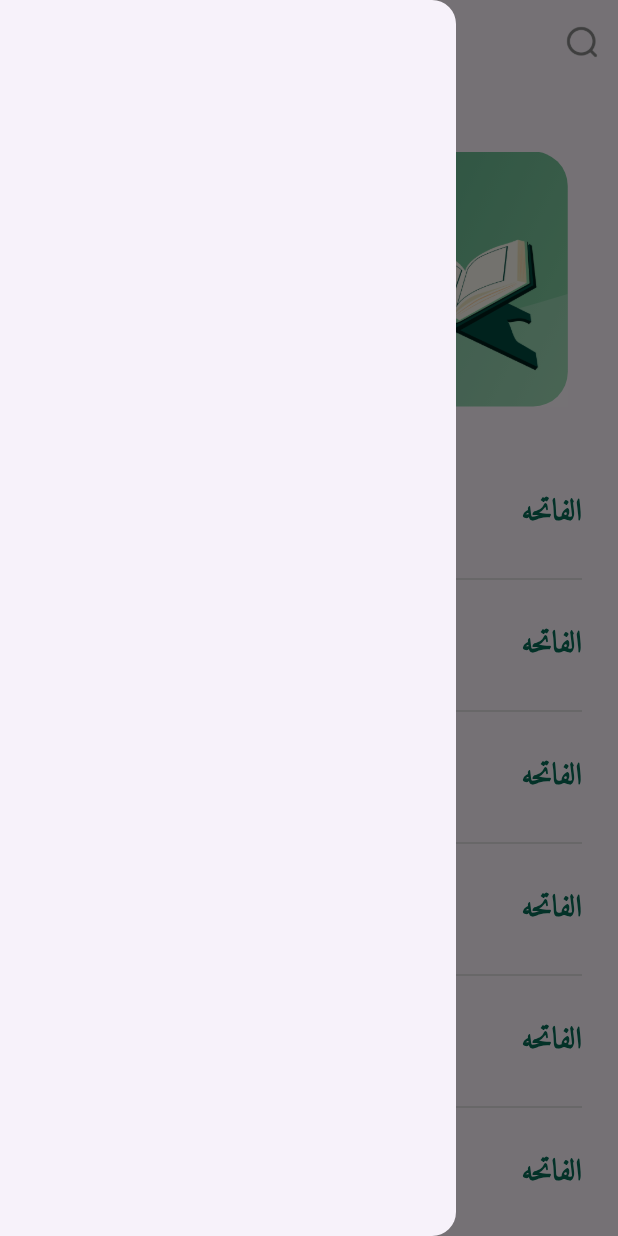
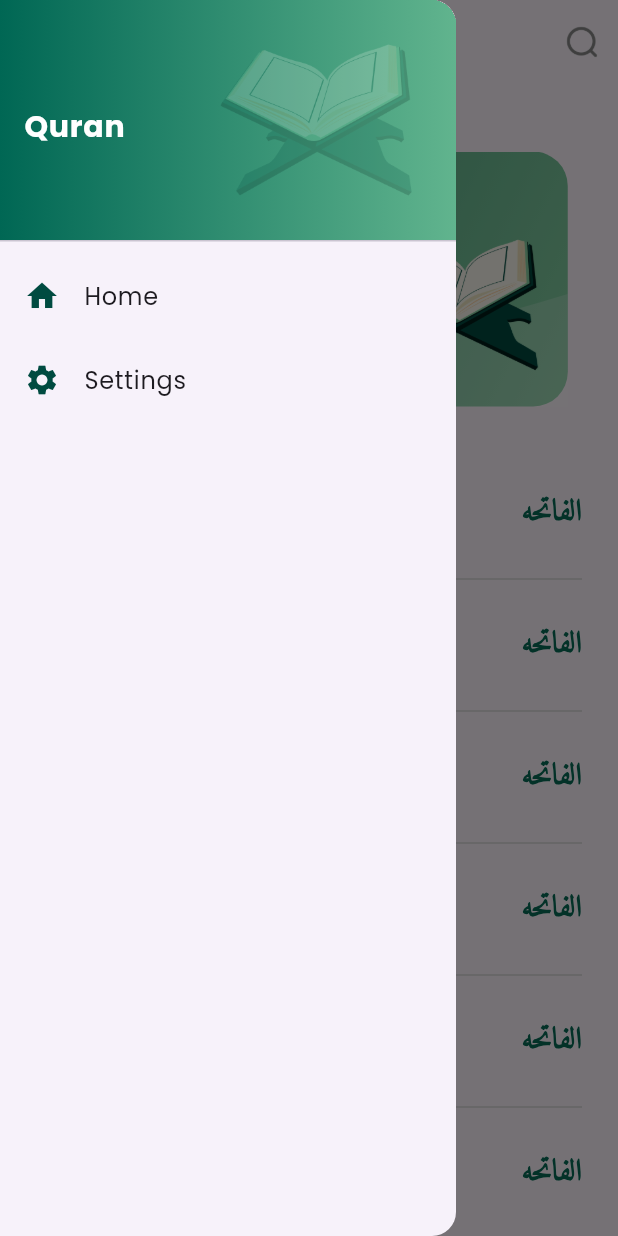
Before and after one commit to fouadsalama/Quran, a Flutter app: the screen it shows after launch, with the side drawer open, on a phone screen of 412 x 824 dp. Run offline on Flutter 3.47's test engine with Material 3 defaults, Android fonts, the phone set to English and light mode, and no system bars; our stand-ins replace gap, go_router, google_fonts.

Commit message:
add drawer details

```diff
--- a/lib/core/utils/app_routes.dart
+++ b/lib/core/utils/app_routes.dart
@@ -1,13 +1,11 @@
 import 'package:go_router/go_router.dart';
 import 'package:islamic_app/Features/home/presentation/views/home_view.dart';
-import 'package:islamic_app/Features/search/presentation/views/search_view.dart';
 import 'package:islamic_app/Features/splash/presentation/views/splash_view.dart';
 import 'package:islamic_app/Features/surah/presentation/views/surah_details_view.dart';
 
 abstract class AppRouter {
   static const kHomeView = '/homeView';
   static const kSurahDetailsView = '/surahView';
-  static const kSearchView = '/searchView';
   static final router = GoRouter(
     routes: [
       GoRoute(
@@ -22,12 +20,6 @@ abstract class AppRouter {
         path: kSurahDetailsView,
         builder: (context, state) => const SurahDetailsView(),
       ),
-      GoRoute(
-        path: kSearchView,
-        builder: (context, state) {
-          return const SearchView();
-        },
-      ),
     ],
   );
 }
--- a/lib/features/home/presentation/views/widgets/menu_drawer.dart
+++ b/lib/features/home/presentation/views/widgets/menu_drawer.dart
@@ -1,4 +1,9 @@
 import 'package:flutter/material.dart';
+import 'package:go_router/go_router.dart';
+import 'package:islamic_app/constants.dart';
+import 'package:islamic_app/core/utils/app_assets.dart';
+
+import '../../../../../core/utils/styles.dart';
 
 class MenuDrawer extends StatelessWidget {
   const MenuDrawer({
@@ -8,7 +13,59 @@ class MenuDrawer extends StatelessWidget {
   @override
   Widget build(BuildContext context) {
     return Drawer(
-      child: Container(),
+      child: ListView(
+        padding: EdgeInsets.zero,
+        children: <Widget>[
+          DrawerHeader(
+            decoration: const BoxDecoration(
+              gradient: LinearGradient(
+                colors: [
+                  Color(0xff006754),
+                  Color(0xff61B48E),
+                ],
+              ),
+              // color: kPrimaryColor,
+            ),
+            child: Row(
+              mainAxisAlignment: MainAxisAlignment.spaceBetween,
+              children: [
+                Text(
+                  'Quran',
+                  style: Styles.textStyle20.copyWith(
+                    color: Colors.white,
+                  ),
+                ),
+                Image.asset(
+                  AppAssets.logo,
+                  opacity: const AlwaysStoppedAnimation(0.2),
+                ),
+              ],
+            ),
+          ),
+          ListTile(
+            leading: const Icon(
+              Icons.home,
+              color: kPrimaryColor,
+            ),
+            title: const Text(
+              'Home',
+            ),
+            onTap: () {
+              GoRouter.of(context).pop();
+            },
+          ),
+          ListTile(
+            leading: const Icon(
+              Icons.settings,
+              color: kPrimaryColor,
+            ),
+            title: const Text('Settings'),
+            onTap: () {},
+          ),
+        ],
+      ),
+
+      // child: Container(),
     );
   }
 }
--- a/lib/features/surah/presentation/views/widgets/surah_name_section.dart
+++ b/lib/features/surah/presentation/views/widgets/surah_name_section.dart
@@ -1,6 +1,6 @@
 import 'package:flutter/material.dart';
 import '../../../../../core/utils/app_assets.dart';
-import 'custom_arrow_back_icon.dart';
+import 'custom_surah_details_icons.dart';
 import 'custom_box_details.dart';
 import 'custom_shadow.dart';
 
@@ -40,7 +40,7 @@ class SurahNameSection extends StatelessWidget {
           ),
           child: const CustomBoxDetails(),
         ),
-        const CustomArrowBackIcon(),
+        const CustomSurahDetailsIcons(),
         const CustomShadow(),
       ],
     );
```
Also changed, not shown: lib/features/search/presentation/views/search_view.dart (deleted, +0 -14 lines), lib/features/search/presentation/views/widgets/custom_text_filed.dart (deleted, +0 -32 lines), lib/features/search/presentation/views/widgets/search_view_body.dart (deleted, +0 -22 lines), lib/features/surah/presentation/views/widgets/custom_arrow_back_icon.dart (deleted, +0 -24 lines), lib/features/surah/presentation/views/widgets/custom_surah_details_icons.dart (added, +36 -0 lines), lib/features/surah/presentation/views/widgets/custom_surah_list_view.dart (added, +21 -0 lines), lib/features/surah/presentation/views/widgets/surah_details_view_body.dart (+6 -12 lines).
